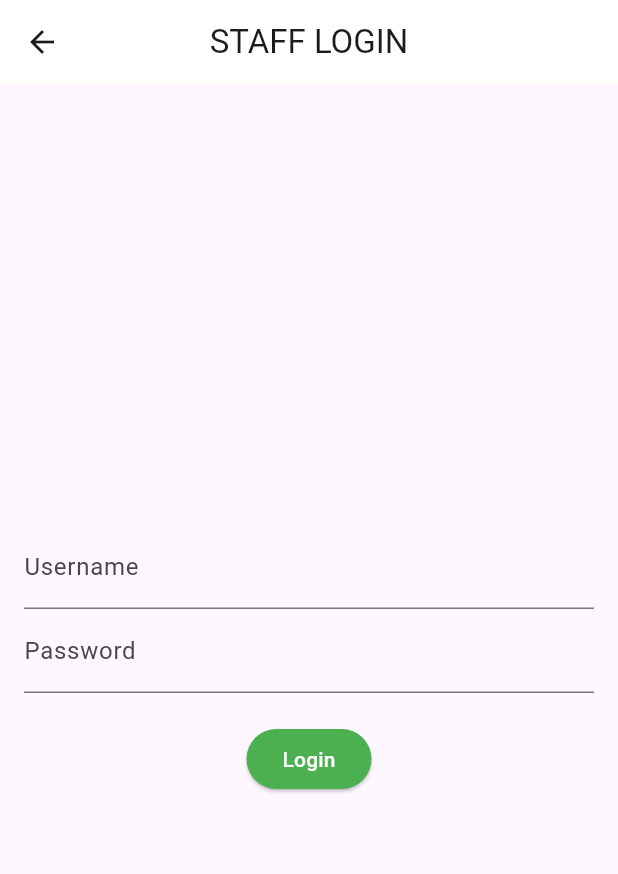
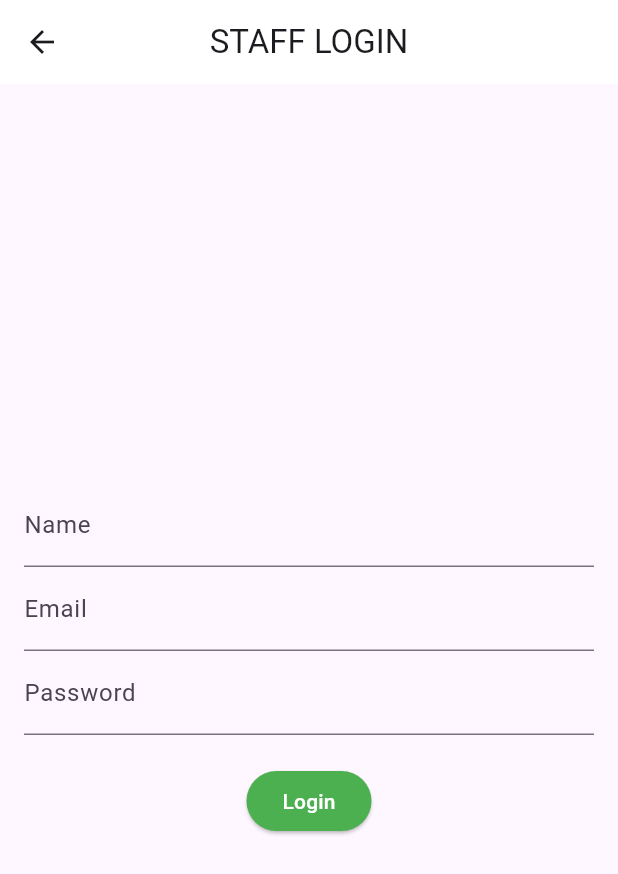
Before and after one commit to shreenithi23/NO_Proxy, a Flutter app: the screen it shows after launch, after a tap on "STAFF", on a phone screen of 412 x 824 dp. Shown: the top 874 px of the screen. Run offline on Flutter 3.47's test engine with Material 3 defaults, Android fonts, the phone set to English and light mode, and no system bars; our stand-ins replace device_info_plus, qr_flutter, supabase_flutter; missing offline and left inert: bcrypt, mobile_scanner; accounts and stored records are empty.

```diff
--- a/lib/main.dart
+++ b/lib/main.dart
@@ -4,13 +4,20 @@ import 'staffpage.dart';
 import 'studentpage.dart';
 import 'qr_generate.dart';
 import 'qr_scanner.dart';
-import 'qr_result.dart';
+import 'package:supabase_flutter/supabase_flutter.dart';
 
-void main() {
-  runApp(MyApp());
+// void main() {
+//   runApp(MyApp());
+// }
+
+Future<void> main() async {
+  await Supabase.initialize(
+    url: 'https://lexqzvkyuvvqkfxhmjmi.supabase.co',
+    anonKey: 'eyJhbGciOiJIUzI1NiIsInR5cCI6IkpXVCJ9.eyJpc3MiOiJzdXBhYmFzZSIsInJlZiI6ImxleHF6dmt5dXZ2cWtmeGhtam1pIiwicm9sZSI6ImFub24iLCJpYXQiOjE3MjI2MTgyNzUsImV4cCI6MjAzODE5NDI3NX0.dEtSzHaVGyzL6uOH_FdBai44LUbmiUWhxQbZyW14cSE',
+  );
+  runApp(const MyApp());
 }
-
-
+final supabase = Supabase.instance.client;
 
 class MyApp extends StatelessWidget {
   const MyApp({super.key});
@@ -28,7 +35,7 @@ class MyApp extends StatelessWidget {
         '/staff':(context) => StaffPage(),
         '/student':(context) => StudentPage(),
         '/staff_dash':(context) => DashboardPage(),
-        '/qr_generate':(context) => QrGeneratePage(),
+        //'/qr_generate':(context) => QrGeneratePage(),
         '/qr_scan':(context) => QrscannerPage(),
         //'/qr_scan_result':(context) => ResultScreen(),
       },
--- a/lib/qr_scanner.dart
+++ b/lib/qr_scanner.dart
@@ -1,6 +1,11 @@
 import 'package:flutter/material.dart';
 import 'package:mobile_scanner/mobile_scanner.dart';
 import 'qr_result.dart';
+import 'package:device_info_plus/device_info_plus.dart';
+import 'dart:io';
+import 'dart:convert';  // For utf8.encode
+import 'package:crypto/crypto.dart';  // For SHA-256 hashing
+
 class QrscannerPage extends StatelessWidget {
   QrscannerPage ({super.key});
 
--- a/lib/staff_dash.dart
+++ b/lib/staff_dash.dart
@@ -1,4 +1,5 @@
 import 'package:flutter/material.dart';
+import 'package:no_proxy/qr_generate.dart';
 
 
 class DashboardPage extends StatelessWidget{
@@ -18,7 +19,7 @@ class DashboardPage extends StatelessWidget{
         child: Center(
           child: ElevatedButton(
               onPressed: (){
-                Navigator.pushNamed(context, '/qr_generate');
+                Navigator.pushReplacement(context,MaterialPageRoute(builder: (context) =>QRGeneratePage()),);
               },
               style: ElevatedButton.styleFrom(
                 backgroundColor: Color(0xFF101820),
--- a/lib/staffpage.dart
+++ b/lib/staffpage.dart
@@ -1,58 +1,91 @@
 import 'package:flutter/material.dart';
 import 'staff_dash.dart';
+import 'dart:async';
+import 'package:supabase_flutter/supabase_flutter.dart';
+import 'package:bcrypt/bcrypt.dart';
+import 'dart:convert';
+
+class StaffPage extends StatefulWidget {
+  @override
+  _staffpageState createState() => _staffpageState();
+}
+
+class _staffpageState extends State<StaffPage> {
+  final TextEditingController _emailController = TextEditingController();
+  final TextEditingController _passwordController = TextEditingController();
+  final TextEditingController _nameController = TextEditingController();
+
+  final _supabase = Supabase.instance.client;
+
+  Future<void> _login() async {
+    final name = _nameController.text;
+    final email = _emailController.text;
+    final password = _passwordController.text;
+    //final hashedPassword = BCrypt.hashpw(password,BCrypt.gensalt());
 
 
-class StaffPage extends StatefulWidget{
-  @override
-  _staffpageState createState()=> _staffpageState();
+    try {
+      final response=await _supabase
+        .from('staff')
+        .select()
+        .eq('email',email)
+        .single();
+      print(response);
+
+
+      //final isPassCrt= BCrypt.checkpw(password,response['password']);
+    if(response!=null){
+      if(password==response['password']){
+        Navigator.pushReplacement(context, MaterialPageRoute(builder: (context)=>DashboardPage()),);
+      }
+      else{
+        ScaffoldMessenger.of(context).showSnackBar(SnackBar(content: Text('Incorrect Password')),);
+      }
+    }
+    else{
+      ScaffoldMessenger.of(context).showSnackBar(SnackBar(content: Text('No user found with this email')),);
     }
 
-class _staffpageState extends State<StaffPage>{
-  final TextEditingController _usernameController = TextEditingController();
-  final TextEditingController _passwordController = TextEditingController();
-  final GlobalKey<FormState> _formKey=GlobalKey<FormState>();
-
-  void login(){
-    final String username=_usernameController.text;
-    final String password = _passwordController.text;
-
-    if(username=='admin' && password=='pass'){
+  }
+  catch (error) {
+      // Handle the error
       ScaffoldMessenger.of(context).showSnackBar(
-        SnackBar(content: Text('Login Successful')),
-      );
-      Navigator.pushReplacement(context, MaterialPageRoute(builder: (context)=> DashboardPage()),
-      );
-    }
-    else{
-      ScaffoldMessenger.of(context).showSnackBar(
-        SnackBar(content: Text("Invalid username or password")),
+        SnackBar(content: Text(error.toString())),
       );
     }
   }
 
-
-
   @override
-  Widget build(BuildContext context){
+  Widget build(BuildContext context) {
     return Scaffold(
       appBar: AppBar(
-          title:Text("STAFF LOGIN"),
+        title: Text("STAFF LOGIN"),
         backgroundColor: Colors.white,
         centerTitle: true,
       ),
-          body:Container(
-            padding:EdgeInsets.all(16.0),
-            child:Form(
-              key:_formKey,
+      body: Container(
+        padding: EdgeInsets.all(16.0),
+        child: Form(
+          //key:_formKey,
           child: Column(
             mainAxisAlignment: MainAxisAlignment.center,
             children: [
               TextFormField(
-                    controller: _usernameController,
-                    decoration: InputDecoration(labelText: 'Username'),
-                    validator: (value){
-                      if(value==null||value.isEmpty){
-                        return 'Please enter username';
+                controller: _nameController,
+                decoration: InputDecoration(labelText: 'Name'),
+                validator: (value) {
+                  if (value == null || value.isEmpty) {
+                    return 'Please enter name';
+                  }
+                  return null;
+                },
+              ),
+              TextFormField(
+                controller: _emailController,
+                decoration: InputDecoration(labelText: 'Email'),
+                validator: (value) {
+                  if (value == null || value.isEmpty) {
+                    return 'Please enter email';
                   }
                   return null;
                 },
@@ -61,25 +94,22 @@ class _staffpageState extends State<StaffPage>{
                 controller: _passwordController,
                 decoration: InputDecoration(labelText: "Password"),
                 obscureText: true,
-                    validator: (value){
-                      if(value==null||value.isEmpty){
+                validator: (value) {
+                  if (value == null || value.isEmpty) {
                     return 'Please enter password';
                   }
                   return null;
                 },
               ),
               SizedBox(height: 20),
-                  ElevatedButton(onPressed: (){
-                    if(_formKey.currentState!.validate()){
-                      login();
-                    }
-                  },
-                  style:ElevatedButton.styleFrom(
+              ElevatedButton(
+                onPressed: _login,
+                style: ElevatedButton.styleFrom(
                   backgroundColor: Colors.green,
                 ),
                 child: Text(
                   'Login',
-                    style:TextStyle(color: Colors.white),
+                  style: TextStyle(color: Colors.white),
                 ),
               ),
             ],
@@ -87,6 +117,5 @@ class _staffpageState extends State<StaffPage>{
         ),
       ),
     );
-
   }
 }
--- a/lib/studentpage.dart
+++ b/lib/studentpage.dart
@@ -1,7 +1,6 @@
 import 'package:flutter/material.dart';
-import 'package:flutter/widgets.dart';
 import 'qr_scanner.dart';
-import 'package:no_proxy/qr_scanner.dart';
+//import 'package:no_proxy/qr_scanner.dart';
 
 // class StudentPage extends StatelessWidget{
 //   @override
```
Also changed, not shown: lib/qr_generate.dart (+142 -40 lines), pubspec.yaml (+6 -3 lines), pubspec.lock, 5 other files. Lines whose indentation alone changed are shown as unchanged.
